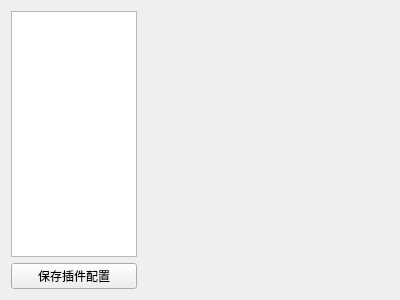
azazo1/campus-bot, file src/gui/plugin_page.ui: the form before one commit.
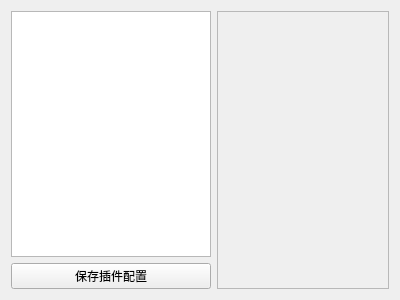
The form after the commit.

Commit message: ui: 插件配置项界面

```diff
--- a/src/gui/plugin_page.ui
+++ b/src/gui/plugin_page.ui
@@ -13,7 +13,7 @@
   <property name="windowTitle">
    <string>插件配置</string>
   </property>
-  <layout class="QHBoxLayout" name="horizontalLayout" stretch="1,2">
+  <layout class="QHBoxLayout" name="horizontalLayout" stretch="1, 2">
    <item>
     <layout class="QVBoxLayout" name="vl">
      <item>
@@ -39,7 +39,15 @@
     </layout>
    </item>
    <item>
-    <layout class="QVBoxLayout" name="pluginConfigContent"/>
+    <widget class="QScrollArea" name="scrollArea">
+     <property name="widgetResizable">
+      <bool>true</bool>
+     </property>
+     <widget class="QWidget" name="scrollWidget">
+         <layout class="QVBoxLayout" name="pluginConfigContent">
+         </layout>
+     </widget>
+    </widget>
    </item>
   </layout>
  </widget>
```
The commit also changes 7 other files.
